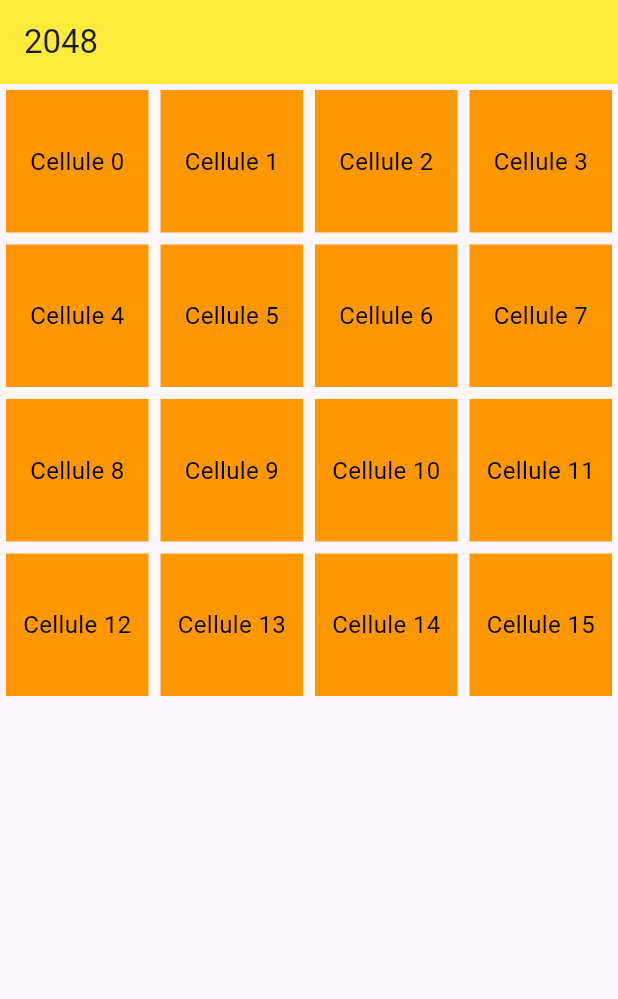
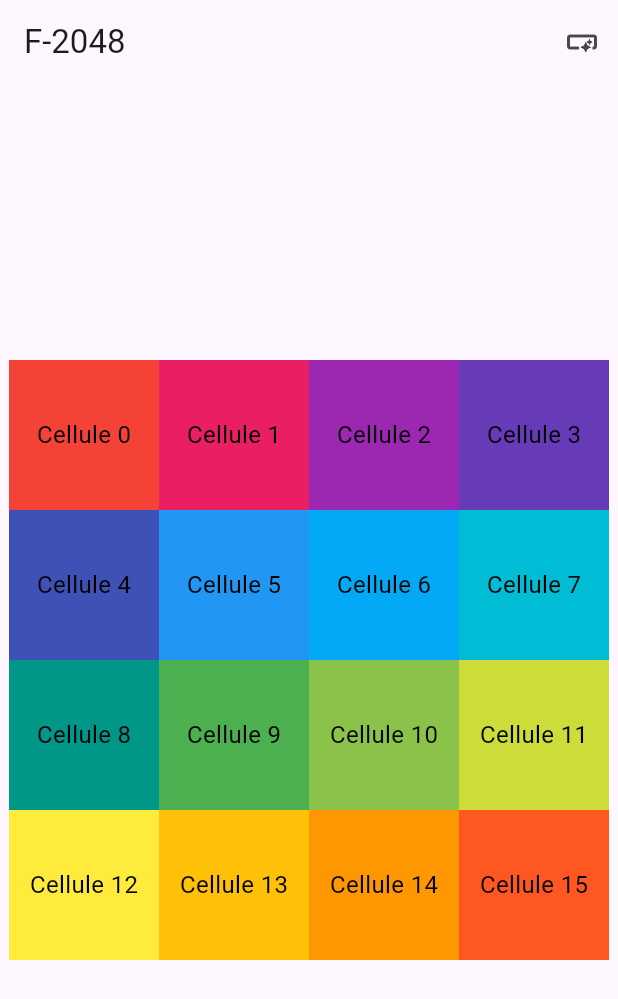
Before and after one commit to Corentin0502/jeu_2048, a Flutter app: the screen it shows after launch, on a phone screen of 412 x 824 dp. Shown: the top 999 px of the screen. Run offline on Flutter 3.47's test engine with Material 3 defaults, Android fonts, the phone set to English and light mode, and no system bars.

Commit message:
Widget tableau.dart + ajout de l'appbar et intégration du tableau au main

```diff
--- a/lib/main.dart
+++ b/lib/main.dart
@@ -1,4 +1,6 @@
+// lib/main.dart
 import 'package:flutter/material.dart';
+import 'widgets/tableau.dart'; // Import du widget créé
 
 void main() {
   runApp(MyApp());
@@ -7,31 +9,19 @@ void main() {
 class MyApp extends StatelessWidget {
   @override
   Widget build(BuildContext context) {
-    return MaterialApp(
+    return MaterialApp( // Encapsuler avec MaterialApp
       home: Scaffold(
         appBar: AppBar(
-          title: Text('2048'),
-          backgroundColor: Colors.yellow,
+          title: Text('F-2048'),
+          actions: [
+            IconButton(
+              icon: const Icon(Icons.smart_button),
+              tooltip: 'Help',
+              onPressed: () {},
+            ),
+          ],
         ),
-        body: GridView.builder(
-          gridDelegate: SliverGridDelegateWithFixedCrossAxisCount(
-            crossAxisCount: 4,    // 4 colonnes
-            childAspectRatio: 1, // Chaque cellule est carrée
-          ),
-          itemCount: 16, // 4x4 = 16 cellules
-          itemBuilder: (context, index) {
-            return Container(
-              margin: EdgeInsets.all(4), // Espacement entre les cellules
-              height: 50.0,
-              color: Colors.orange,
-              alignment: Alignment.center,
-              child: Text(
-                'Cellule $index',
-                style: TextStyle(color: Colors.black, fontSize: 16),
-              ),
-            );
-          },
-        ),
+        body: Tableau(title: "Tableau personnalisé"), // Utilisation du widget
       ),
     );
   }
--- a/lib/widgets/tableau.dart
+++ b/lib/widgets/tableau.dart
@@ -0,0 +1,36 @@
+// lib/custom_widget.dart
+import 'package:flutter/material.dart';
+
+class Tableau extends StatelessWidget {
+  final String title;
+
+  Tableau({required this.title});
+
+  @override
+  Widget build(BuildContext context) {
+    return Center(
+      child: Container(
+        width: 400, // Espacement interne autour du tableau
+        child: GridView.builder(
+          shrinkWrap: true, // Ajuster le tableau à son contenu
+          gridDelegate: SliverGridDelegateWithFixedCrossAxisCount(
+            crossAxisCount: 4, // 4 colonnes
+            childAspectRatio: 1, // Chaque cellule est carrée
+          ),
+          itemCount: 16, // 4x4 = 16 cellules
+          itemBuilder: (context, index) {
+            return Container(
+              margin: EdgeInsets.all(0), // Espacement entre les cellules
+              color: Colors.primaries[index % Colors.primaries.length],
+              alignment: Alignment.center,
+              child: Text(
+                'Cellule $index',
+                style: TextStyle(color: Colors.black, fontSize: 16),
+              ),
+            );
+          },
+        ),
+      ),
+    );
+  }
+}
```
